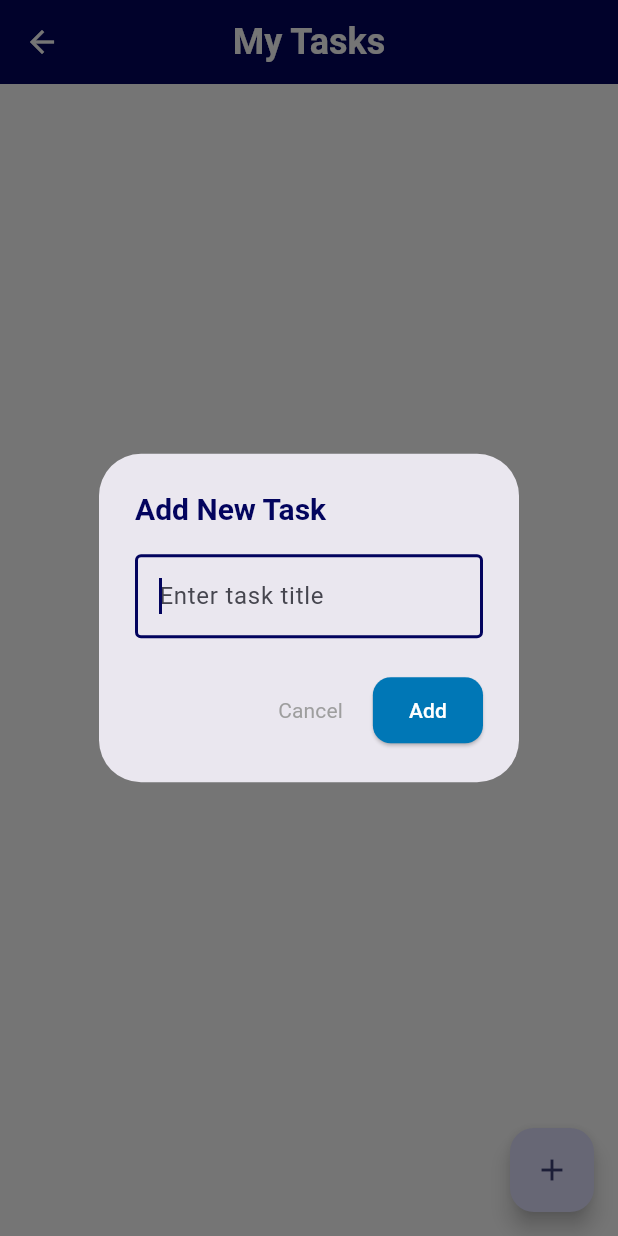
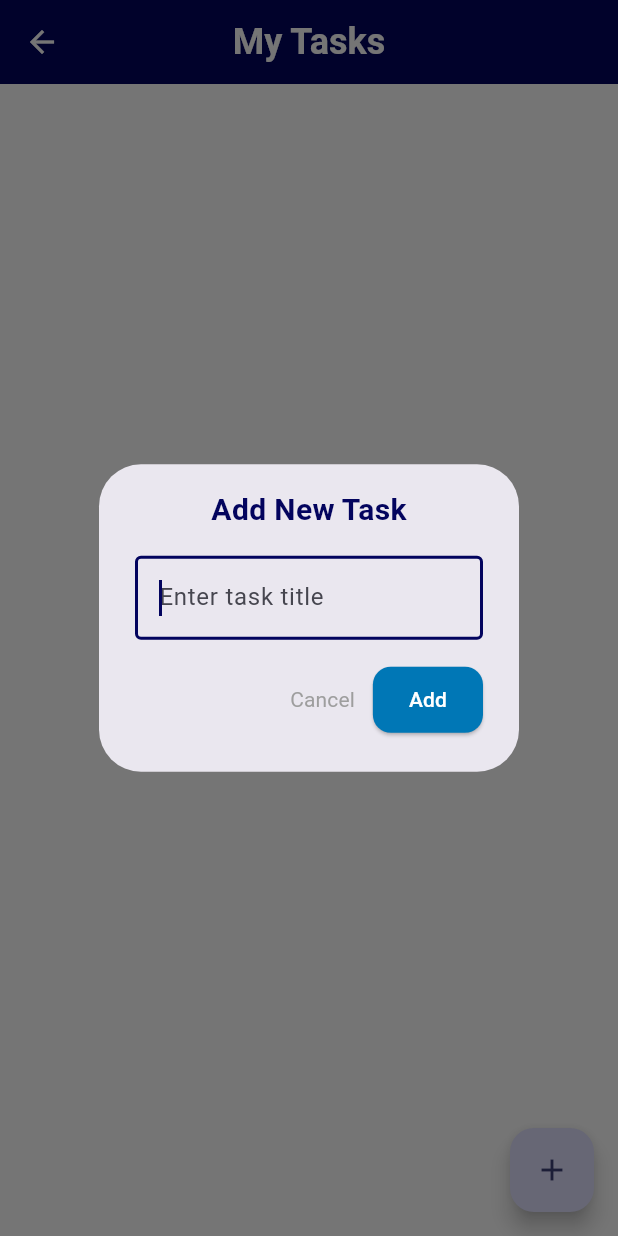
Before and after one commit to AhmedNasser24/biometrics_demo, a Flutter app: the HomePageView screen opened directly, after a tap on the "add" icon, on a phone screen of 412 x 824 dp. Run offline on Flutter 3.47's test engine with Material 3 defaults, Android fonts, the phone set to English and light mode, and no system bars; our stand-ins replace equatable, flutter_bloc, get_it, local_auth, shared_preferences; accounts and stored records are empty.

Commit message:
fix error with add task dialog

```diff
--- a/lib/features/tasks/presentation/pages/home_page.dart
+++ b/lib/features/tasks/presentation/pages/home_page.dart
@@ -26,8 +26,16 @@ class HomePageView extends StatelessWidget {
     showDialog(
       context: context,
       builder: (dialogContext) => AlertDialog(
-        title: Text('Add New Task', style: AppTextStyles.semiBold20PrimaryDark),
-        content: TextField(
+        content: SingleChildScrollView(
+          child: Column(
+            mainAxisSize: MainAxisSize.min,
+            children: [
+              const Text(
+                'Add New Task',
+                style: AppTextStyles.semiBold20PrimaryDark,
+              ),
+              const SizedBox(height: 16),
+              TextField(
                 controller: controller,
                 decoration: const InputDecoration(
                   hintText: 'Enter task title',
@@ -36,7 +44,10 @@ class HomePageView extends StatelessWidget {
                 autofocus: true,
                 style: AppTextStyles.regular16black87,
               ),
-        actions: [
+              const SizedBox(height: 16),
+              Row(
+                children: [
+                  const Spacer(),
                   TextButton(
                     onPressed: () => Navigator.pop(dialogContext),
                     child: Text(
@@ -57,6 +68,10 @@ class HomePageView extends StatelessWidget {
                     child: const Text('Add'),
                   ),
                 ],
+              ),
+            ],
+          ),
+        ),
       ),
     );
   }
```
Lines whose indentation alone changed are shown as unchanged.
